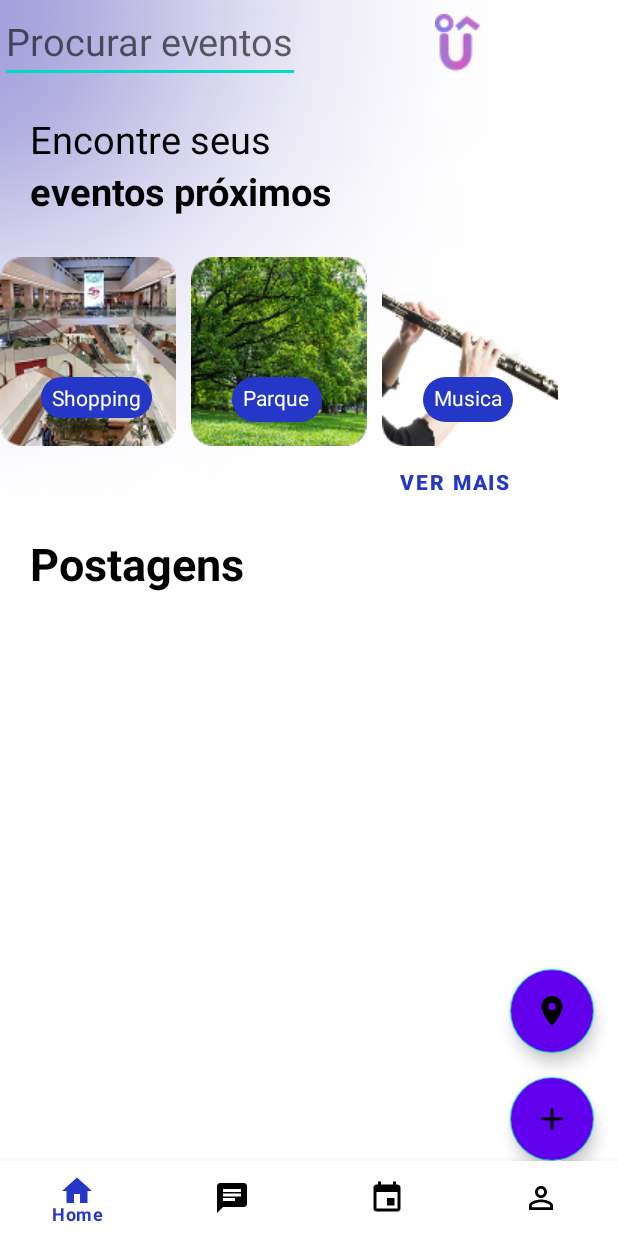
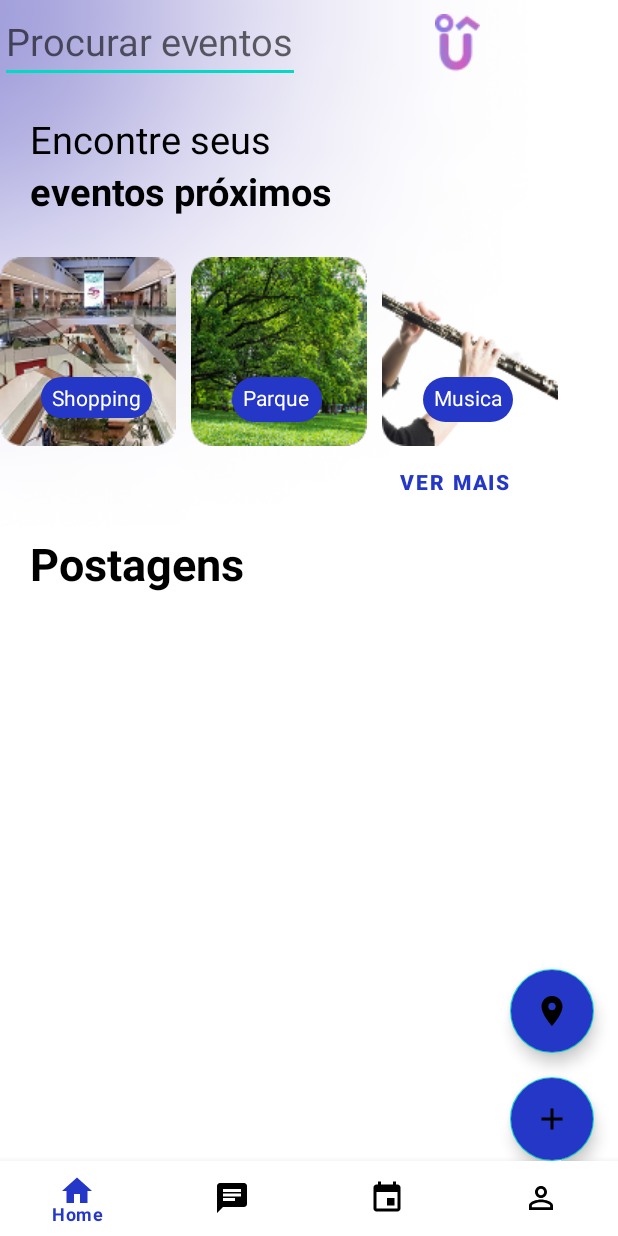
Before and after one commit to AndreSntos/KnowU, an Android app: the screen it shows after launch (BottomMenuActivity), on a phone screen of 412 x 824 dp. Run offline under Robolectric (Android 15) with nearby library versions, the phone set to English and light mode, and no system bars.

Commit message:
fix: icone do app

```diff
--- a/Front End/app/src/main/res/layout/fragment_home.xml
+++ b/Front End/app/src/main/res/layout/fragment_home.xml
@@ -197,7 +197,7 @@
         android:layout_height="wrap_content"
         android:layout_gravity="bottom"
         android:layout_margin="16dp"
-        android:backgroundTint="@color/purple_500"
+        android:backgroundTint="@color/primary_blue"
         android:onClick="goMaps"
         android:src="@drawable/location_home"
         app:layout_constraintBottom_toTopOf="@+id/floatingActionButton3"
@@ -207,13 +207,13 @@
         android:id="@+id/floatingActionButton3"
         android:layout_width="wrap_content"
         android:layout_height="wrap_content"
-        android:backgroundTint="@color/purple_500"
+        android:backgroundTint="@color/primary_blue"
         android:onClick="abrirCriacaoEvento"
         android:paddingTop="30dp"
         android:paddingBottom="3dp"
         android:src="@drawable/add_home"
         app:layout_constraintBottom_toBottomOf="parent"
         app:layout_constraintEnd_toEndOf="@+id/fab"
-        tools:ignore="UnknownIdInLayout" />
+        app:rippleColor="#673AB7" />
 
 </androidx.constraintlayout.widget.ConstraintLayout>
```
Also changed, not shown: Front End/app/src/main/AndroidManifest.xml (+2 -7 lines).
